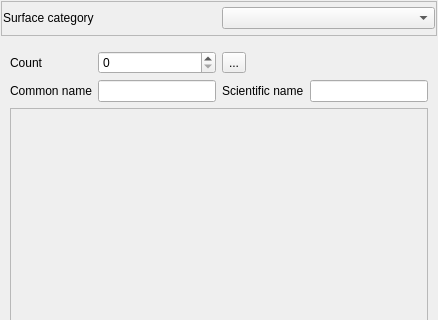
Above: Lamia/iface/qgiswidget/tools/toolprepro/base3_faunaflora/lamiabase_ff_surface_tool_ui.ui from Artelia/Lamia before the change; both pictures show x 0 to 438 and y 0 to 320 of the 438 by 462 pixel window. Below: the same form after it.
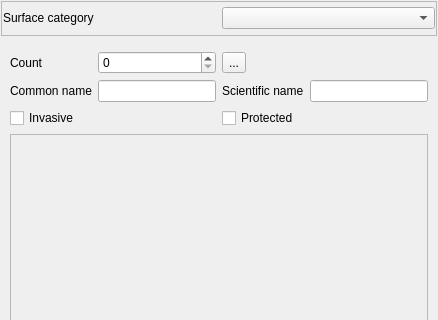
That is the form after the change.

The edit to the form file:
```diff
--- a/Lamia/iface/qgiswidget/tools/toolprepro/base3_faunaflora/lamiabase_ff_surface_tool_ui.ui
+++ b/Lamia/iface/qgiswidget/tools/toolprepro/base3_faunaflora/lamiabase_ff_surface_tool_ui.ui
@@ -67,6 +67,33 @@
      </property>
      <widget class="QWidget" name="FLO">
       <layout class="QGridLayout" name="gridLayout_3">
+       <item row="3" column="0" colspan="4">
+        <widget class="QFrame" name="frame_catalog_flo">
+         <property name="frameShape">
+          <enum>QFrame::StyledPanel</enum>
+         </property>
+         <property name="frameShadow">
+          <enum>QFrame::Raised</enum>
+         </property>
+         <layout class="QVBoxLayout" name="verticalLayout_2">
+          <property name="leftMargin">
+           <number>1</number>
+          </property>
+          <property name="topMargin">
+           <number>1</number>
+          </property>
+          <property name="rightMargin">
+           <number>1</number>
+          </property>
+          <property name="bottomMargin">
+           <number>1</number>
+          </property>
+         </layout>
+        </widget>
+       </item>
+       <item row="1" column="3">
+        <widget class="QLineEdit" name="lineEdit_scientificcname"/>
+       </item>
        <item row="0" column="2">
         <widget class="QToolButton" name="toolButton_number">
          <property name="text">
@@ -74,9 +101,6 @@
          </property>
         </widget>
        </item>
-       <item row="1" column="3">
-        <widget class="QLineEdit" name="lineEdit_scientificcname"/>
-       </item>
        <item row="0" column="0">
         <widget class="QLabel" name="label_4">
          <property name="text">
@@ -113,28 +137,18 @@
        <item row="0" column="1">
         <widget class="QSpinBox" name="spinBox_number"/>
        </item>
-       <item row="2" column="0" colspan="4">
-        <widget class="QFrame" name="frame_catalog_flo">
-         <property name="frameShape">
-          <enum>QFrame::StyledPanel</enum>
+       <item row="2" column="0" colspan="2">
+        <widget class="QCheckBox" name="checkBox_florainvasive">
+         <property name="text">
+          <string>Invasive</string>
          </property>
-         <property name="frameShadow">
-          <enum>QFrame::Raised</enum>
+        </widget>
+       </item>
+       <item row="2" column="2" colspan="2">
+        <widget class="QCheckBox" name="checkBox_floraprotected">
+         <property name="text">
+          <string>Protected</string>
          </property>
-         <layout class="QVBoxLayout" name="verticalLayout_2">
-          <property name="leftMargin">
-           <number>1</number>
-          </property>
-          <property name="topMargin">
-           <number>1</number>
-          </property>
-          <property name="rightMargin">
-           <number>1</number>
-          </property>
-          <property name="bottomMargin">
-           <number>1</number>
-          </property>
-         </layout>
         </widget>
        </item>
       </layout>
```
